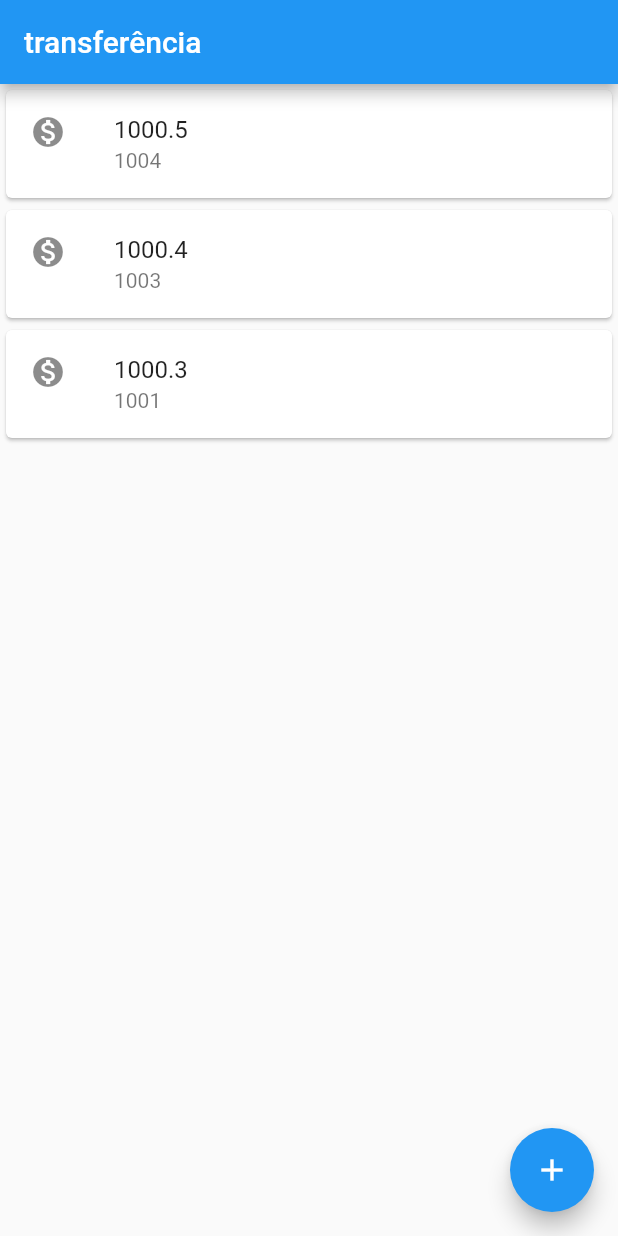
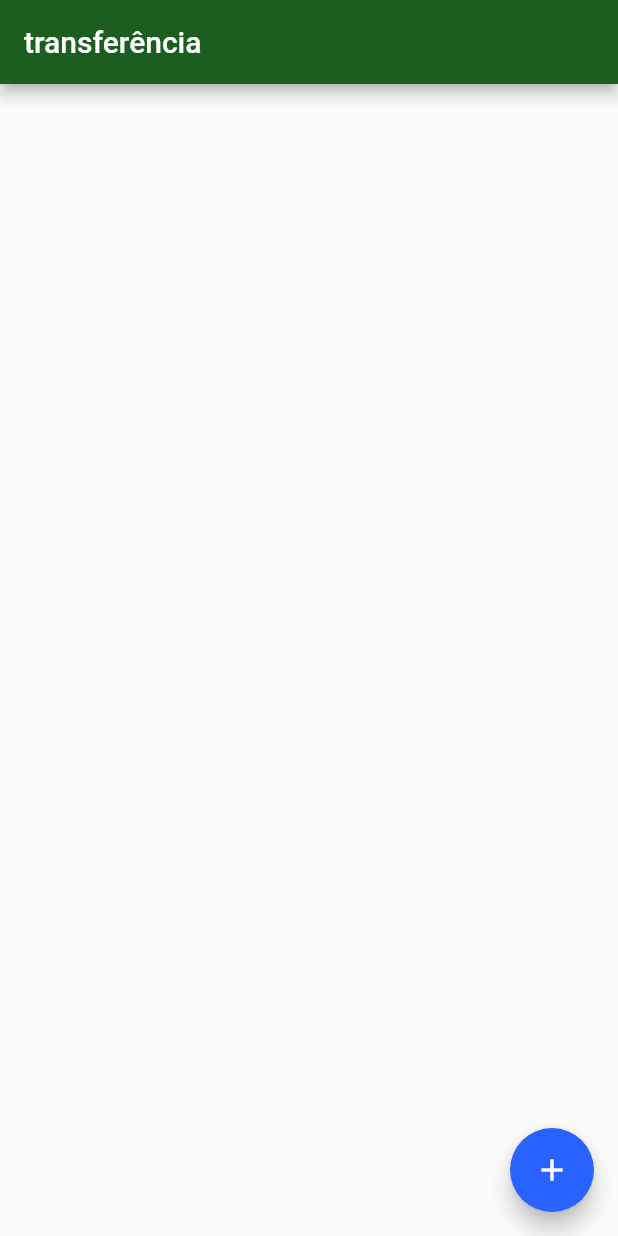
Before and after one commit to wiliamtaesunglee/bytebank-flutter, a Flutter app: the screen it shows after launch, on a phone screen of 412 x 824 dp. Run offline on Flutter 3.47's test engine with Material 2 defaults, Android fonts, the phone set to English and light mode, and no system bars.

Commit message:
feat: pass theme

```diff
--- a/lib/main.dart
+++ b/lib/main.dart
@@ -5,7 +5,16 @@ void main() => runApp(BytebankApp());
 class BytebankApp extends StatelessWidget {
   @override
   Widget build(BuildContext context) {
-    return MaterialApp(home: Scaffold(
+    return MaterialApp(
+      theme: ThemeData(
+        primaryColor: Colors.green[900],
+        accentColor: Colors.blueAccent[700],
+        buttonTheme: ButtonThemeData(
+          buttonColor: Colors.blueAccent[700],
+          textTheme: ButtonTextTheme.accent,
+        ),
+      ),
+      home: Scaffold(
       body: ListaTransferencias()
     ),);
   }
@@ -26,7 +35,7 @@ class FormularioDeTransferencia extends StatelessWidget {
     return Scaffold(appBar: AppBar(
       title: Text('Criando Transferencia'),
       ),
-      body: Column(children: [
+      body: ListView(children: [
         Editor(_controladorCampoNumeroConta, 'Numero da conta', '0000',),
         Editor(_controladorCampoValor, 'Número da conta', '0000', icone: Icons.monetization_on),
         RaisedButton(
@@ -82,8 +91,13 @@ class Editor extends StatelessWidget {
 
 /******************* LISTA DE TRANSFERENCIA ********************/
 
-class ListaTransferencias extends StatelessWidget {
+class ListaTransferencias extends StatefulWidget {
+  final List<Transferencia?> _transferencias = [];
   @override
+  State<StatefulWidget> createState() {
+    return ListaTransferenciaState();
+  }
+
   Widget build(BuildContext context) {
     return Scaffold(
       floatingActionButton: FloatingActionButton(
@@ -95,15 +109,18 @@ class ListaTransferencias extends StatelessWidget {
           future.then((transferenciaRecebida) {
             debugPrint('chegou no then do future');
             debugPrint('$transferenciaRecebida');
+            _transferencias.add(transferenciaRecebida);
           });
         }
       ),
       appBar: Header('transferência'),
-      body: Column(children: [
-      ItemTransferencia(Transferencia(1000.5, 1004)),
-      ItemTransferencia(Transferencia(1000.4, 1003)),
-      ItemTransferencia(Transferencia(1000.3, 1001))
-    ],),
+      body: ListView.builder(
+        itemCount: _transferencias.length,
+        itemBuilder: (context, indice) {
+          final transferencia = _transferencias[indice];
+          return ItemTransferencia(transferencia!);
+        }
+      ),
     );
   }
 }
@@ -138,6 +155,40 @@ class ItemTransferencia extends StatelessWidget {
   }
 }
 
+class ListaTransferenciaState extends State<ListaTransferencias> {
+  final List<Transferencia?> _transferencias = [];
+  @override
+  Widget build(BuildContext context) {
+    return Scaffold(
+      floatingActionButton: FloatingActionButton(
+        child: Icon(Icons.add),
+        onPressed: () {
+          final Future<Transferencia?> future = Navigator.push(context, MaterialPageRoute(builder: (ctx) {
+            return FormularioDeTransferencia();
+          }));
+          future.then((transferenciaRecebida) {
+            debugPrint('chegou no then do future');
+            debugPrint('$transferenciaRecebida');
+            if (transferenciaRecebida != null) {
+              setState(() => {
+                _transferencias.add(transferenciaRecebida)
+              });
+            }
+          });
+        }
+      ),
+      appBar: Header('transferência'),
+      body: ListView.builder(
+        itemCount: _transferencias.length,
+        itemBuilder: (context, indice) {
+          final transferencia = _transferencias[indice];
+          return ItemTransferencia(transferencia!);
+        }
+      ),
+    );
+  }
+}
+
 // class ListaDeTransferenciaState extends State<ListaTransferencias> {
 //   List<Transferencia> _transferencias = [];
 
@@ -150,16 +201,16 @@ class ItemTransferencia extends StatelessWidget {
 //       floatingActionButton: FloatingActionButton(
 //         child: Icon(Icons.add),
 //         onPressed: () {
-//           Future<Transferencia?> future = Navigator.push(context, MaterialPageRoute(builder: (ctx)) {
+//           Future<Transferencia?> future = Navigator.push(context, MaterialPageRoute(builder: (ctx) {
 //             return FormularioDeTransferencia();
-//           });
+//           }),);
 
 //           future.then((transferenciaParaAdicionar) {
 //             debugPrint('Recebeu a transferencia para adicionar na lista: $transferenciaParaAdicionar');
 
 //             if (transferenciaParaAdicionar != null) {
 //               setState(() {
-//                 _transferencias.add(transferenciaParaAdicionar)
+//                 _transferencias.add(transferenciaParaAdicionar);
 //               });
 //             }
 //           });
@@ -167,8 +218,7 @@ class ItemTransferencia extends StatelessWidget {
 //       ),
 //       body: ListView.builder(itemBuilder: (ctx, index) {
 //         Transferencia transferencia = _transferencias[index];
-//         return ItemTransferencia(transferencia, Icons.monetization_on);
-//       })
+//         return ItemTransferencia(transferencia);
+//       }),
 //     );
 //   }
-// }
```
